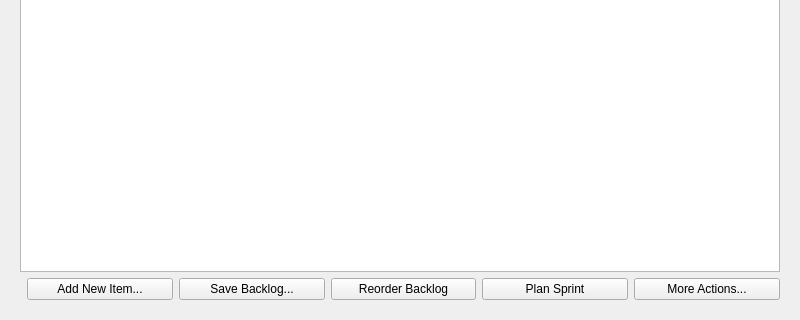
This is gui/cr_management_page.ui in mariolewis/asdf_factory as Qt 5 draws it before an edit; both pictures show x 0 to 800 and y 280 to 600 of the 800 by 600 pixel window. The edited form follows.
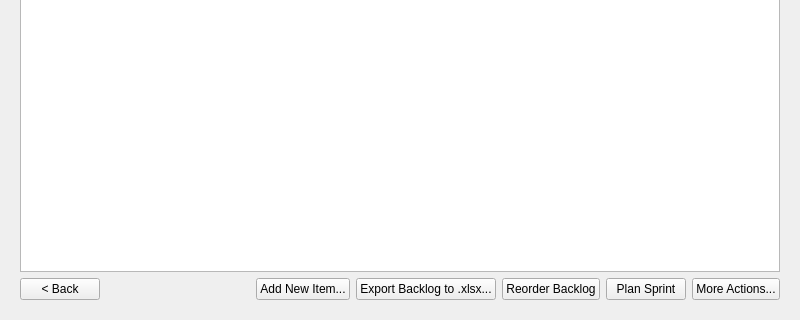
This is the edited form.

Diff of the .ui file:
```diff
--- a/gui/cr_management_page.ui
+++ b/gui/cr_management_page.ui
@@ -59,11 +59,24 @@
    </item>
    <item>
     <layout class="QHBoxLayout" name="horizontalLayout">
+     <item>
+      <widget class="QPushButton" name="backButton">
+       <property name="text">
+        <string>&lt; Back</string>
+       </property>
+      </widget>
+     </item>
      <item>
       <spacer name="horizontalSpacer">
        <property name="orientation">
         <enum>Qt::Horizontal</enum>
        </property>
+       <property name="sizeHint" stdset="0">
+        <size>
+         <width>40</width>
+         <height>20</height>
+        </size>
+       </property>
       </spacer>
      </item>
      <item>
@@ -92,7 +105,7 @@
          <item>
           <widget class="QPushButton" name="saveBacklogButton">
            <property name="text">
-            <string>Save Backlog...</string>
+            <string>Export Backlog to .xlsx...</string>
            </property>
           </widget>
          </item>
```
